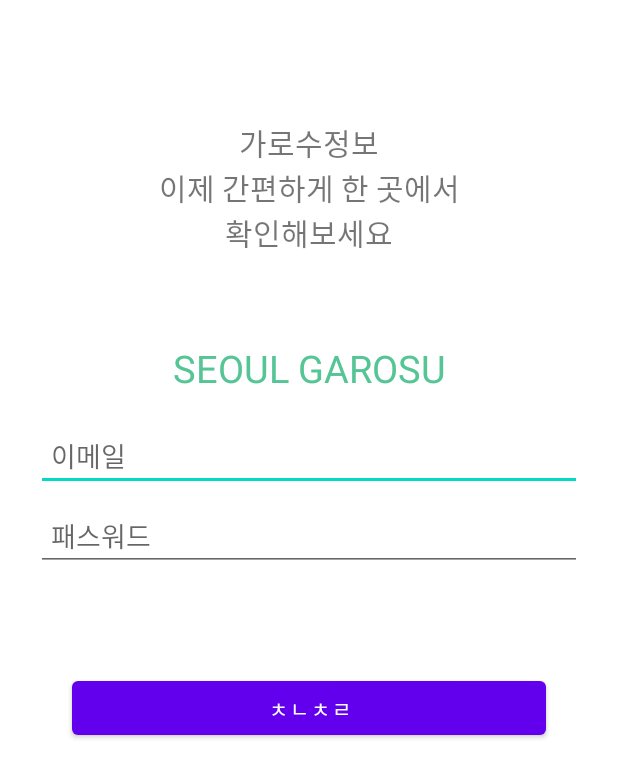
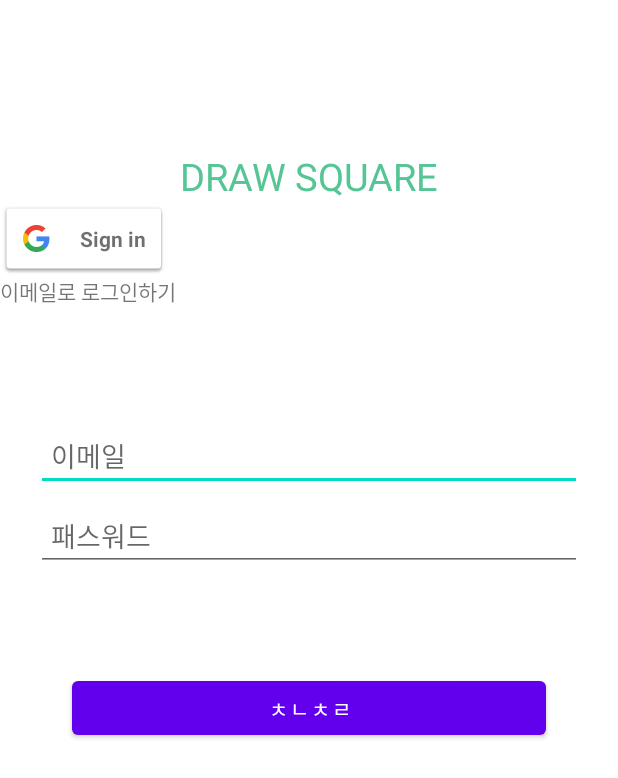
Before and after one commit to team-garosero/HobbyRoadmap, an Android app: the screen it shows after launch (LoginActivity), on a phone screen of 412 x 824 dp. Shown: the top 778 px of the screen. Run offline under Robolectric (Android 15) with nearby library versions, the phone set to English and light mode, and no system bars; our stand-ins replace Firebase (no records; nobody signed in at launch, a user with empty details on screens opened directly).

Commit message:
google login

```diff
--- a/app/build.gradle
+++ b/app/build.gradle
@@ -38,6 +38,7 @@ dependencies {
     implementation 'com.google.android.material:material:1.5.0'
     implementation 'androidx.constraintlayout:constraintlayout:2.1.3'
     implementation 'androidx.legacy:legacy-support-v4:1.0.0'
+    implementation 'com.google.android.gms:play-services-auth:20.1.0'
     testImplementation 'junit:junit:4.+'
     androidTestImplementation 'androidx.test.ext:junit:1.1.3'
     androidTestImplementation 'androidx.test.espresso:espresso-core:3.4.0'
--- a/app/src/main/java/com/garosero/android/hobbyroadmap/LoginActivity.java
+++ b/app/src/main/java/com/garosero/android/hobbyroadmap/LoginActivity.java
@@ -1,6 +1,7 @@
 package com.garosero.android.hobbyroadmap;
 
 import androidx.annotation.NonNull;
+import androidx.annotation.Nullable;
 import androidx.appcompat.app.AppCompatActivity;
 
 import android.content.Intent;
@@ -13,9 +14,22 @@ import android.widget.TextView;
 import android.widget.Toast;
 
 import com.garosero.android.hobbyroadmap.data.AsteriskPasswordTransformationMethod;
+import com.google.android.gms.auth.api.identity.BeginSignInRequest;
+import com.google.android.gms.auth.api.identity.Identity;
+import com.google.android.gms.auth.api.identity.SignInClient;
+import com.google.android.gms.auth.api.identity.SignInCredential;
+import com.google.android.gms.auth.api.signin.GoogleSignIn;
+import com.google.android.gms.auth.api.signin.GoogleSignInAccount;
+import com.google.android.gms.auth.api.signin.GoogleSignInClient;
+import com.google.android.gms.auth.api.signin.GoogleSignInOptions;
+import com.google.android.gms.common.SignInButton;
+import com.google.android.gms.common.api.ApiException;
 import com.google.android.gms.tasks.OnCompleteListener;
 import com.google.android.gms.tasks.Task;
+import com.google.firebase.auth.AuthCredential;
+import com.google.firebase.auth.AuthResult;
 import com.google.firebase.auth.FirebaseAuth;
+import com.google.firebase.auth.GoogleAuthProvider;
 import com.google.firebase.database.DataSnapshot;
 import com.google.firebase.database.DatabaseError;
 import com.google.firebase.database.DatabaseReference;
@@ -33,7 +47,14 @@ public class LoginActivity extends AppCompatActivity implements View.OnClickList
     private FirebaseAuth firebaseAuth;
     private DatabaseReference ref;
 
+    private SignInButton signInButton; // google login button
+    private BeginSignInRequest signInRequest;
+    private SignInClient oneTabClient;
+    private GoogleSignInClient googleSignInClient;
+
     private long lastTimeBackPressed; //뒤로가기 버튼이 클릭된 시간
+
+    private static final int RC_SIGNIN = 1;
 
     @Override
     protected void onCreate(Bundle savedInstanceState) {
@@ -54,6 +75,13 @@ public class LoginActivity extends AppCompatActivity implements View.OnClickList
         btn_signup.setOnClickListener(this);
         et_password.setTransformationMethod(new AsteriskPasswordTransformationMethod());
 
+        GoogleSignInOptions gso = new GoogleSignInOptions.Builder(GoogleSignInOptions.DEFAULT_SIGN_IN)
+                .requestIdToken("384536585917-u0i5k9j9hafip4k0rpbnc1sf6tpi43k8.apps.googleusercontent.com")
+                .requestEmail()
+                .build();
+        googleSignInClient = GoogleSignIn.getClient(this, gso);
+        signInButton = findViewById(R.id.btn_login_google);
+        signInButton.setOnClickListener(this);
         // 로그인 되어 있으면 main Activity로 이동
 //        if (firebaseAuth.getCurrentUser()!=null) {
 //            Toast.makeText(LoginActivity.this, "로그인되었습니다.", Toast.LENGTH_LONG);
@@ -75,7 +103,7 @@ public class LoginActivity extends AppCompatActivity implements View.OnClickList
                         .addOnCompleteListener(LoginActivity.this, task -> {
                             if (task.isSuccessful()) {
                                 uid = Objects.requireNonNull(firebaseAuth.getCurrentUser()).getUid();
-                                Log.e("LoginActivity",uid);
+                                Log.d("LoginActivity","uid="+uid);
                                 Intent intent = new Intent(LoginActivity.this, MainActivity.class);
 
                                 ValueEventListener eventListener = new ValueEventListener() {
@@ -125,8 +153,72 @@ public class LoginActivity extends AppCompatActivity implements View.OnClickList
             } catch(Exception e){
                 tv_login_failed.setVisibility(View.VISIBLE);
             }
+        } else if(view==signInButton){
+            Intent signInIntent = googleSignInClient.getSignInIntent(); //구글로그인 페이지로 가는 인텐트 객체
+            startActivityForResult(signInIntent, RC_SIGNIN); //Google Sign In flow 시작
         }
 
+    }
+
+    @Override
+    protected void onActivityResult(int requestCode, int resultCode, @Nullable Intent data) {
+        super.onActivityResult(requestCode, resultCode, data);
+
+        if (requestCode == RC_SIGNIN) { //requestCode를 받은 경우
+            Task<GoogleSignInAccount> task = GoogleSignIn.getSignedInAccountFromIntent(data);
+            try {
+                // Google Sign In was successful, authenticate with Firebase
+                GoogleSignInAccount account = task.getResult(ApiException.class);
+                Log.d("Google Login",  "Success:"+account.getId());
+                //GoogleSignInAccount 객체에서 ID 토큰을 가져와서 firebaseAuthWithGoogle함수로 전달
+                firebaseAuthWithGoogle(account.getIdToken(), account);
+            } catch (ApiException e) {
+                // Google Sign In failed, update UI appropriately
+                Log.d("Google Login", "Google sign in failed", e);
+            }
+        }
+
+    }
+
+    private void firebaseAuthWithGoogle(String idToken, GoogleSignInAccount account) {
+        AuthCredential credential = GoogleAuthProvider.getCredential(idToken, null);
+        firebaseAuth.signInWithCredential(credential)
+                .addOnCompleteListener(this, new OnCompleteListener<AuthResult>() {
+                    @Override
+                    public void onComplete(@NonNull Task<AuthResult> task) {
+                        if (task.isSuccessful()) {
+                            // Sign in success
+                            uid = Objects.requireNonNull(firebaseAuth.getCurrentUser()).getUid();
+                            Log.d("Google login","uid="+uid);
+
+                            // token 저장: 같은 기기에서 다른 아이디를 사용할 때가 있으므로 로그인할 때마다 토큰 업데이트
+                            FirebaseMessaging.getInstance().getToken()
+                                    .addOnCompleteListener(new OnCompleteListener<String>() {
+                                        @Override
+                                        public void onComplete(@NonNull Task<String> task) {
+                                            if (!task.isSuccessful()) {
+                                                Log.e("LoginActivity", "Fetching FCM registration token failed", task.getException());
+                                                return;
+                                            }
+
+                                            // Get new FCM registration token
+                                            String token = task.getResult();
+
+                                            // Log and toast
+                                            Log.d("LoginActivity", token);
+                                            ref.child("Users").child(uid).child("token").setValue(token);
+                                        }
+                                    });
+
+                            Intent intent = new Intent(LoginActivity.this, MainActivity.class);
+                            startActivity(intent);
+                        } else {
+                            // If sign in fails, display a message to the user.
+                            Toast.makeText(LoginActivity.this,"구글 로그인 실패",Toast.LENGTH_SHORT).show();
+                            tv_login_failed.setVisibility(View.VISIBLE);
+                        }
+                    }
+                });
     }
 
     @Override
--- a/app/src/main/res/layout/activity_login.xml
+++ b/app/src/main/res/layout/activity_login.xml
@@ -7,32 +7,41 @@
     android:layout_height="match_parent"
     tools:context=".LoginActivity">
 
-    <TextView
-        android:id="@+id/tv_desc"
+    <ImageView
+        android:id="@+id/iv_logo"
         android:layout_width="match_parent"
         android:layout_height="wrap_content"
         android:layout_marginTop="80dp"
         app:layout_constraintEnd_toEndOf="parent"
         app:layout_constraintStart_toStartOf="parent"
-        app:layout_constraintTop_toTopOf="parent"
-        android:textAlignment="center"
-        android:textSize="20dp"
-        android:text="가로수정보\n이제 간편하게 한 곳에서\n확인해보세요" />
+        app:layout_constraintTop_toTopOf="parent" />
 
     <TextView
         android:layout_width="match_parent"
         android:layout_height="wrap_content"
+        android:id="@+id/tv_title"
         android:layout_marginTop="20dp"
-        android:text="SEOUL GAROSU"
+        android:text="DRAW SQUARE"
         android:textAlignment="center"
         android:textSize="25dp"
         android:textColor="#55C595"
-        app:layout_constraintBottom_toBottomOf="parent"
+        app:layout_constraintTop_toBottomOf="@id/iv_logo"
         app:layout_constraintEnd_toEndOf="parent"
-        app:layout_constraintHorizontal_bias="1.0"
-        app:layout_constraintStart_toStartOf="parent"
-        app:layout_constraintTop_toTopOf="@id/tv_desc"
-        app:layout_constraintVertical_bias="0.186" />
+        app:layout_constraintStart_toStartOf="parent" />
+
+    <com.google.android.gms.common.SignInButton
+        android:layout_width="wrap_content"
+        android:layout_height="wrap_content"
+        android:id="@+id/btn_login_google"
+        app:layout_constraintTop_toBottomOf="@id/tv_title"
+        app:layout_constraintStart_toStartOf="parent"/>
+
+    <TextView
+        android:layout_width="match_parent"
+        android:layout_height="wrap_content"
+        android:id="@+id/tv_login_email_desc"
+        android:text="이메일로 로그인하기"
+        app:layout_constraintTop_toBottomOf="@id/btn_login_google" />
 
     <EditText
         android:id="@+id/et_email"
@@ -47,7 +56,6 @@
         android:inputType="textEmailAddress"
         android:selectAllOnFocus="true"
         app:layout_constraintEnd_toEndOf="parent"
-        app:layout_constraintHorizontal_bias="1.0"
         app:layout_constraintStart_toStartOf="parent"
         app:layout_constraintTop_toTopOf="parent" />
 
@@ -111,14 +119,7 @@
         android:layout_marginBottom="64dp"
         android:text="ㅊㅇㅋㄴㅍ"
         tools:ignore="ButtonStyle"
-        android:background="#00ffffff"
         style="?android:borderlessButtonStyle"/>
-
-    <ImageView
-        android:layout_width="match_parent"
-        android:layout_height="wrap_content"
-        app:layout_constraintBottom_toBottomOf="parent"
-        app:layout_constraintLeft_toLeftOf="parent" />
 
 
 </androidx.constraintlayout.widget.ConstraintLayout>
```
Also changed, not shown: app/src/main/AndroidManifest.xml (+3 -6 lines).
